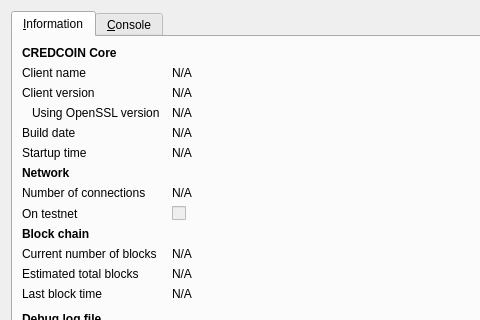
Before: the Qt Designer form src/qt/forms/rpcconsole.ui in CREDICOIN/CREDI, drawn with Qt 5; both pictures show x 0 to 480 and y 0 to 320 of the 740 by 450 pixel window.
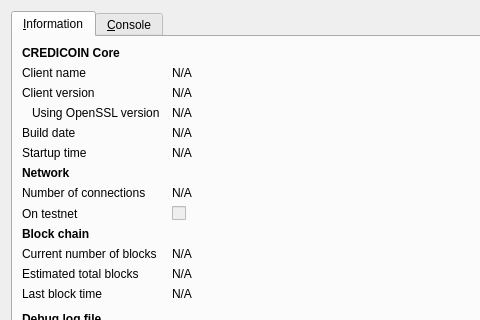
After: the same form once the commit is applied. Icons and pictures are not drawn.

```diff
--- a/src/qt/forms/rpcconsole.ui
+++ b/src/qt/forms/rpcconsole.ui
@@ -36,7 +36,7 @@
           </font>
          </property>
          <property name="text">
-          <string>CREDCOIN Core</string>
+          <string>CREDICOIN Core</string>
          </property>
         </widget>
        </item>
```
Left out of the diff: 6 changed lines with no effect on the pictures.
